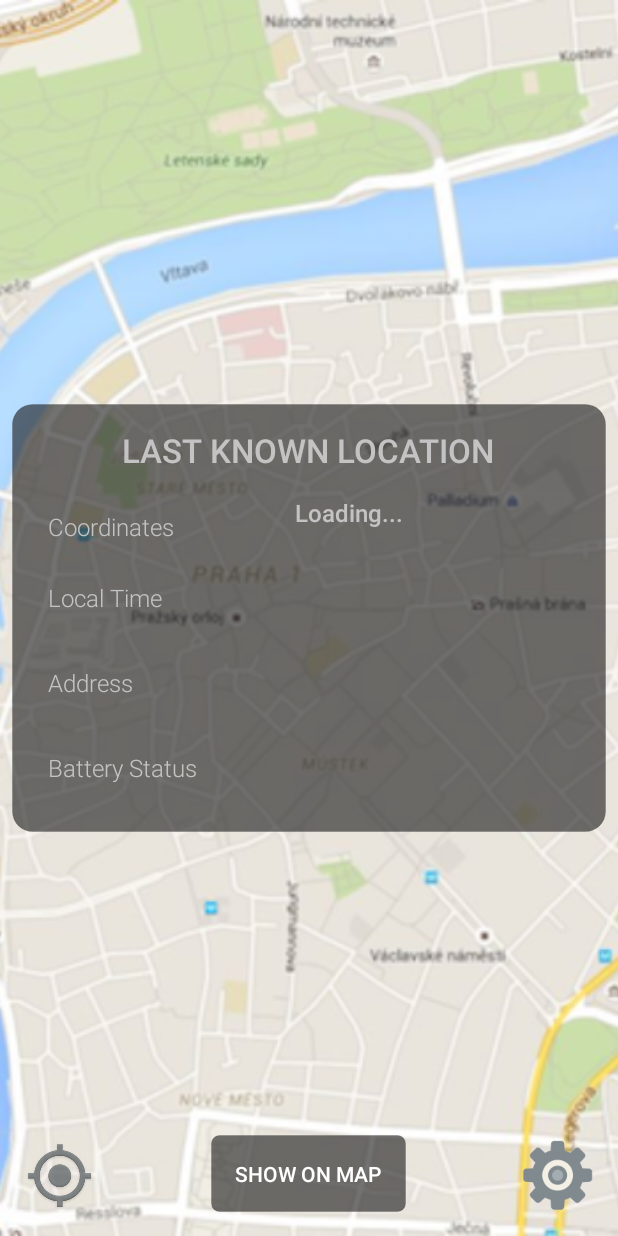
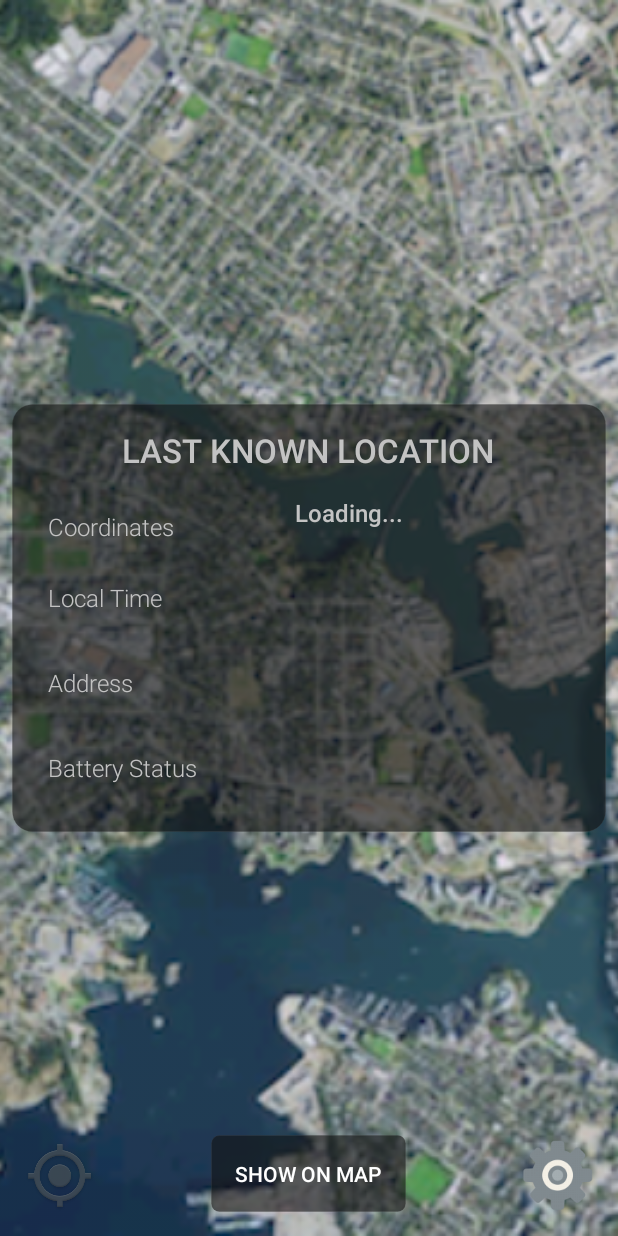
Before and after one commit to Pavel87/TrackR, an Android app: the layout activity_main.xml on its own in the app's theme, with its tools: preview values and no code run, on a phone screen of 412 x 824 dp. Run offline under Robolectric (Android 15) with nearby library versions, the phone set to English and light mode, and no system bars.

Commit message:
res updates

```diff
--- a/app/src/main/java/com/pacmac/trackr/MainActivity.java
+++ b/app/src/main/java/com/pacmac/trackr/MainActivity.java
@@ -151,7 +151,7 @@ public class MainActivity extends AppCompatActivity implements NetworkStateListe
 
         BitmapDrawable drawable = (BitmapDrawable) imageBG.getDrawable();
         Bitmap bitmap = drawable.getBitmap();
-        Bitmap blurred = Blurring.getBitmapBlurry(bitmap, 3, getApplicationContext());
+        Bitmap blurred = Blurring.getBitmapBlurry(bitmap, 15, getApplicationContext());
         return blurred;
     }
 
--- a/app/src/main/res/layout-land-night/activity_main.xml
+++ b/app/src/main/res/layout-land-night/activity_main.xml
@@ -10,7 +10,7 @@
         android:layout_width="match_parent"
         android:layout_height="match_parent"
         android:scaleType="centerCrop"
-        android:src="@drawable/mapbg" />
+        android:src="@drawable/mapnew" />
 
     <LinearLayout
         android:layout_width="match_parent"
--- a/app/src/main/res/layout-land/activity_main.xml
+++ b/app/src/main/res/layout-land/activity_main.xml
@@ -10,7 +10,7 @@
         android:layout_width="match_parent"
         android:layout_height="match_parent"
         android:scaleType="centerCrop"
-        android:src="@drawable/mapbg" />
+        android:src="@drawable/mapnew" />
 
     <LinearLayout
         android:layout_width="match_parent"
--- a/app/src/main/res/layout-night/activity_main.xml
+++ b/app/src/main/res/layout-night/activity_main.xml
@@ -10,7 +10,7 @@
         android:layout_width="match_parent"
         android:layout_height="match_parent"
         android:scaleType="centerCrop"
-        android:src="@drawable/mapbg" />
+        android:src="@drawable/mapnew" />
 
 
     <LinearLayout
--- a/app/src/main/res/layout/activity_main.xml
+++ b/app/src/main/res/layout/activity_main.xml
@@ -10,7 +10,7 @@
         android:layout_width="match_parent"
         android:layout_height="match_parent"
         android:scaleType="centerCrop"
-        android:src="@drawable/mapbg" />
+        android:src="@drawable/mapnew" />
 
 
     <LinearLayout
```
Also changed, not shown: app/src/main/res/drawable/mapnew.png (added).
